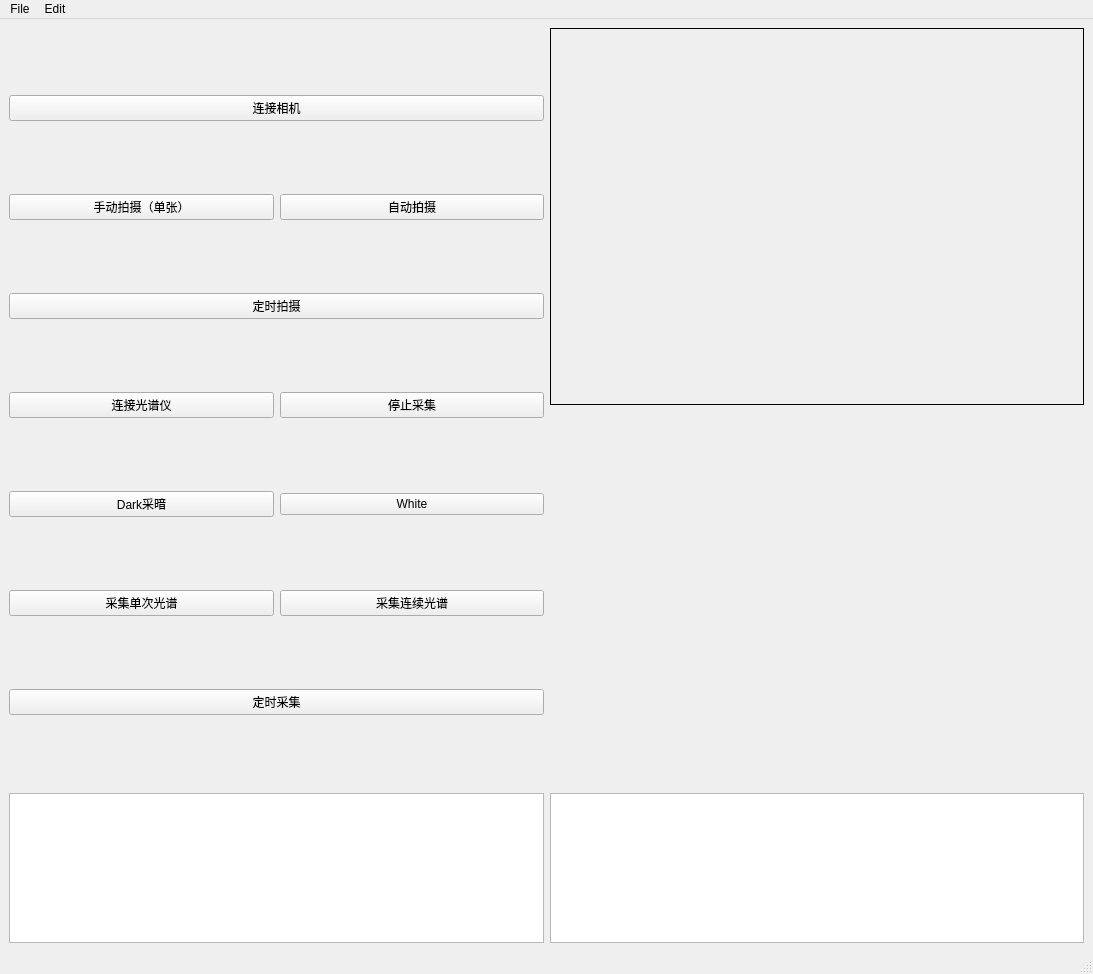
Qt form mainwindow.ui (Chang-huilin/Tea-monitor-system) before a commit.
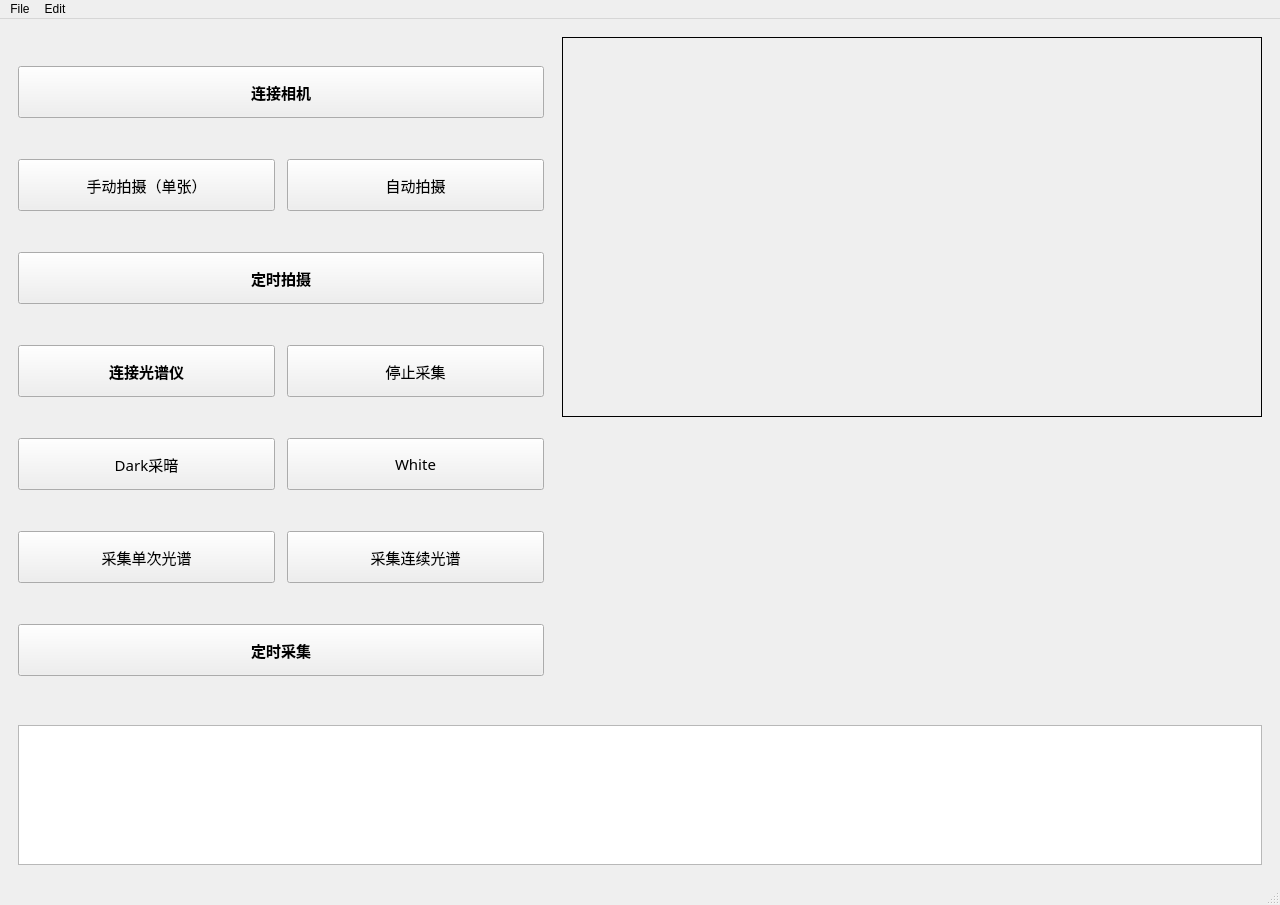
The same form after that commit.

Patch:
```diff
--- a/mainwindow.ui
+++ b/mainwindow.ui
@@ -6,8 +6,8 @@
    <rect>
     <x>0</x>
     <y>0</y>
-    <width>1093</width>
-    <height>974</height>
+    <width>1280</width>
+    <height>900</height>
    </rect>
   </property>
   <property name="windowTitle">
@@ -15,79 +15,131 @@
   </property>
   <widget class="QWidget" name="centralwidget">
    <layout class="QGridLayout" name="gridLayout_2">
+    <property name="leftMargin">
+     <number>18</number>
+    </property>
+    <property name="topMargin">
+     <number>18</number>
+    </property>
+    <property name="rightMargin">
+     <number>18</number>
+    </property>
+    <property name="bottomMargin">
+     <number>18</number>
+    </property>
+    <property name="horizontalSpacing">
+     <number>18</number>
+    </property>
+    <property name="verticalSpacing">
+     <number>14</number>
+    </property>
+
     <item row="0" column="0" rowspan="2">
      <layout class="QGridLayout" name="gridLayout">
-      <item row="1" column="1">
-       <widget class="QPushButton" name="btnStartContinuous">
-        <property name="text">
-         <string>自动拍摄</string>
-        </property>
-       </widget>
-      </item>
-      <item row="6" column="1">
-       <widget class="QPushButton" name="btnStartContinuousSpectrum">
-        <property name="text">
-         <string>采集连续光谱</string>
-        </property>
-       </widget>
-      </item>
-      <item row="1" column="0">
-       <widget class="QPushButton" name="btnGrab">
-        <property name="text">
-         <string>手动拍摄（单张）</string>
-        </property>
-       </widget>
-      </item>
-      <item row="6" column="0">
-       <widget class="QPushButton" name="btnGrabSpectrum">
-        <property name="text">
-         <string>采集单次光谱</string>
-        </property>
-       </widget>
-      </item>
-      <item row="8" column="0" colspan="2">
-       <widget class="QPushButton" name="btnStartTimerspectrum">
-        <property name="text">
-         <string>定时采集</string>
-        </property>
-       </widget>
-      </item>
-      <item row="4" column="1">
-       <widget class="QPushButton" name="btnGrabWhite">
-        <property name="text">
-         <string>White</string>
-        </property>
-       </widget>
-      </item>
-      <item row="4" column="0">
-       <widget class="QPushButton" name="btnGrabDark">
-        <property name="text">
-         <string>Dark采暗</string>
-        </property>
-       </widget>
-      </item>
+      <property name="horizontalSpacing">
+       <number>12</number>
+      </property>
+      <property name="verticalSpacing">
+       <number>12</number>
+      </property>
+
       <item row="0" column="0" colspan="2">
        <widget class="QPushButton" name="btnConnect">
+        <property name="minimumSize">
+         <size>
+          <width>180</width>
+          <height>52</height>
+         </size>
+        </property>
+        <property name="font">
+         <font>
+          <family>Microsoft YaHei</family>
+          <pointsize>11</pointsize>
+          <bold>true</bold>
+         </font>
+        </property>
         <property name="text">
          <string>连接相机</string>
         </property>
        </widget>
       </item>
+
+      <item row="1" column="0">
+       <widget class="QPushButton" name="btnGrab">
+        <property name="minimumSize">
+         <size>
+          <width>180</width>
+          <height>52</height>
+         </size>
+        </property>
+        <property name="font">
+         <font>
+          <family>Microsoft YaHei</family>
+          <pointsize>11</pointsize>
+         </font>
+        </property>
+        <property name="text">
+         <string>手动拍摄（单张）</string>
+        </property>
+       </widget>
+      </item>
+
+      <item row="1" column="1">
+       <widget class="QPushButton" name="btnStartContinuous">
+        <property name="minimumSize">
+         <size>
+          <width>180</width>
+          <height>52</height>
+         </size>
+        </property>
+        <property name="font">
+         <font>
+          <family>Microsoft YaHei</family>
+          <pointsize>11</pointsize>
+         </font>
+        </property>
+        <property name="text">
+         <string>自动拍摄</string>
+        </property>
+       </widget>
+      </item>
+
       <item row="2" column="0" colspan="2">
-       <widget class="QPushButton" name="btnStartTimercamera">
+       <widget class="QPushButton" name="btnStartTimer">
+        <property name="minimumSize">
+         <size>
+          <width>180</width>
+          <height>52</height>
+         </size>
+        </property>
+        <property name="font">
+         <font>
+          <family>Microsoft YaHei</family>
+          <pointsize>11</pointsize>
+          <bold>true</bold>
+         </font>
+        </property>
         <property name="text">
          <string>定时拍摄</string>
         </property>
        </widget>
       </item>
+
       <item row="3" column="0">
        <widget class="QPushButton" name="btnConnectSpectrometer">
-        <property name="baseSize">
+        <property name="minimumSize">
          <size>
-          <width>10</width>
-          <height>14</height>
+          <width>180</width>
+          <height>52</height>
          </size>
         </property>
+        <property name="font">
+         <font>
+          <family>Microsoft YaHei</family>
+          <pointsize>11</pointsize>
+          <bold>true</bold>
+         </font>
+        </property>
         <property name="text">
          <string>连接光谱仪</string>
         </property>
@@ -95,21 +147,141 @@
       </item>
       <item row="3" column="1">
        <widget class="QPushButton" name="btnStopSpectrum">
+        <property name="minimumSize">
+         <size>
+          <width>180</width>
+          <height>52</height>
+         </size>
+        </property>
+        <property name="font">
+         <font>
+          <family>Microsoft YaHei</family>
+          <pointsize>11</pointsize>
+         </font>
+        </property>
         <property name="text">
          <string>停止采集</string>
         </property>
        </widget>
       </item>
+
+      <item row="4" column="0">
+       <widget class="QPushButton" name="btnGrabDark">
+        <property name="minimumSize">
+         <size>
+          <width>180</width>
+          <height>52</height>
+         </size>
+        </property>
+        <property name="font">
+         <font>
+          <family>Microsoft YaHei</family>
+          <pointsize>11</pointsize>
+         </font>
+        </property>
+        <property name="text">
+         <string>Dark采暗</string>
+        </property>
+       </widget>
+      </item>
+
+      <item row="4" column="1">
+       <widget class="QPushButton" name="btnGrabWhite">
+        <property name="minimumSize">
+         <size>
+          <width>180</width>
+          <height>52</height>
+         </size>
+        </property>
+        <property name="font">
+         <font>
+          <family>Microsoft YaHei</family>
+          <pointsize>11</pointsize>
+         </font>
+        </property>
+        <property name="text">
+         <string>White</string>
+        </property>
+       </widget>
+      </item>
+
+      <item row="5" column="0">
+       <widget class="QPushButton" name="btnGrabSpectrum">
+        <property name="minimumSize">
+         <size>
+          <width>180</width>
+          <height>52</height>
+         </size>
+        </property>
+        <property name="font">
+         <font>
+          <family>Microsoft YaHei</family>
+          <pointsize>11</pointsize>
+         </font>
+        </property>
+        <property name="text">
+         <string>采集单次光谱</string>
+        </property>
+       </widget>
+      </item>
+
+      <item row="5" column="1">
+       <widget class="QPushButton" name="btnStartContinuousSpectrum">
+        <property name="minimumSize">
+         <size>
+          <width>180</width>
+          <height>52</height>
+         </size>
+        </property>
+        <property name="font">
+         <font>
+          <family>Microsoft YaHei</family>
+          <pointsize>11</pointsize>
+         </font>
+        </property>
+        <property name="text">
+         <string>采集连续光谱</string>
+        </property>
+       </widget>
+      </item>
+
+      <item row="6" column="0" colspan="2">
+       <widget class="QPushButton" name="btnStartTimerspectrum">
+        <property name="minimumSize">
+         <size>
+          <width>180</width>
+          <height>52</height>
+         </size>
+        </property>
+        <property name="font">
+         <font>
+          <family>Microsoft YaHei</family>
+          <pointsize>11</pointsize>
+          <bold>true</bold>
+         </font>
+        </property>
+        <property name="text">
+         <string>定时采集</string>
+        </property>
+       </widget>
+      </item>
      </layout>
     </item>
-    <item row="1" column="2">
-     <widget class="QWidget" name="spectrumView" native="true"/>
-    </item>
-    <item row="0" column="2">
+
+    <item row="0" column="1">
      <widget class="QLabel" name="imageView">
+      <property name="minimumSize">
+       <size>
+        <width>700</width>
+        <height>380</height>
+       </size>
+      </property>
       <property name="frameShape">
        <enum>QFrame::Shape::Box</enum>
       </property>
+      <property name="lineWidth">
+       <number>1</number>
+      </property>
       <property name="text">
        <string/>
       </property>
@@ -118,27 +290,41 @@
       </property>
      </widget>
     </item>
-    <item row="3" column="0">
+
+    <item row="1" column="1">
+     <widget class="QWidget" name="spectrumView" native="true">
+      <property name="minimumSize">
+       <size>
+        <width>700</width>
+        <height>280</height>
+       </size>
+      </property>
+     </widget>
+    </item>
+
+    <item row="2" column="0" colspan="2">
      <widget class="QPlainTextEdit" name="logOutput">
       <property name="enabled">
        <bool>true</bool>
       </property>
-      <property name="maximumSize">
+      <property name="minimumSize">
        <size>
-        <width>16777215</width>
-        <height>150</height>
+        <width>0</width>
+        <height>140</height>
        </size>
       </property>
-     </widget>
-    </item>
-    <item row="3" column="2">
-     <widget class="QPlainTextEdit" name="WitheringDegree">
       <property name="maximumSize">
        <size>
         <width>16777215</width>
-        <height>150</height>
+        <height>180</height>
        </size>
       </property>
+      <property name="font">
+       <font>
+        <family>Consolas</family>
+        <pointsize>10</pointsize>
+       </font>
+      </property>
      </widget>
     </item>
    </layout>
@@ -153,7 +339,7 @@
     <rect>
      <x>0</x>
      <y>0</y>
-     <width>1093</width>
+     <width>1280</width>
      <height>26</height>
     </rect>
    </property>
```
Left out of the diff: 8 changed lines with no effect on the pictures.
